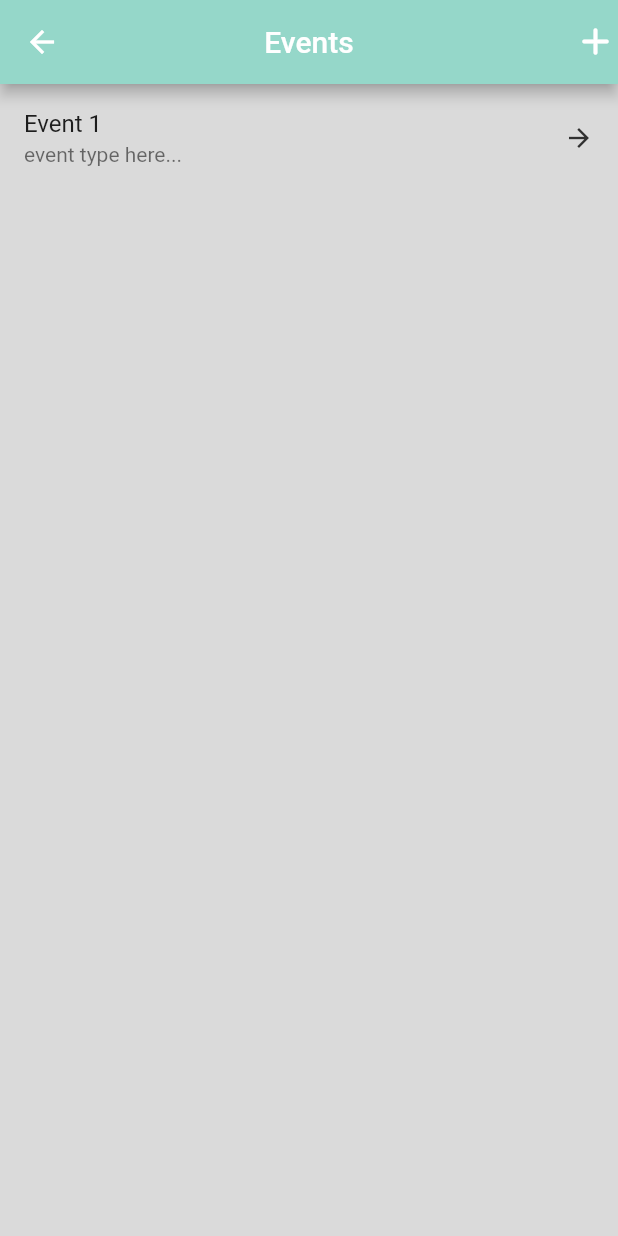
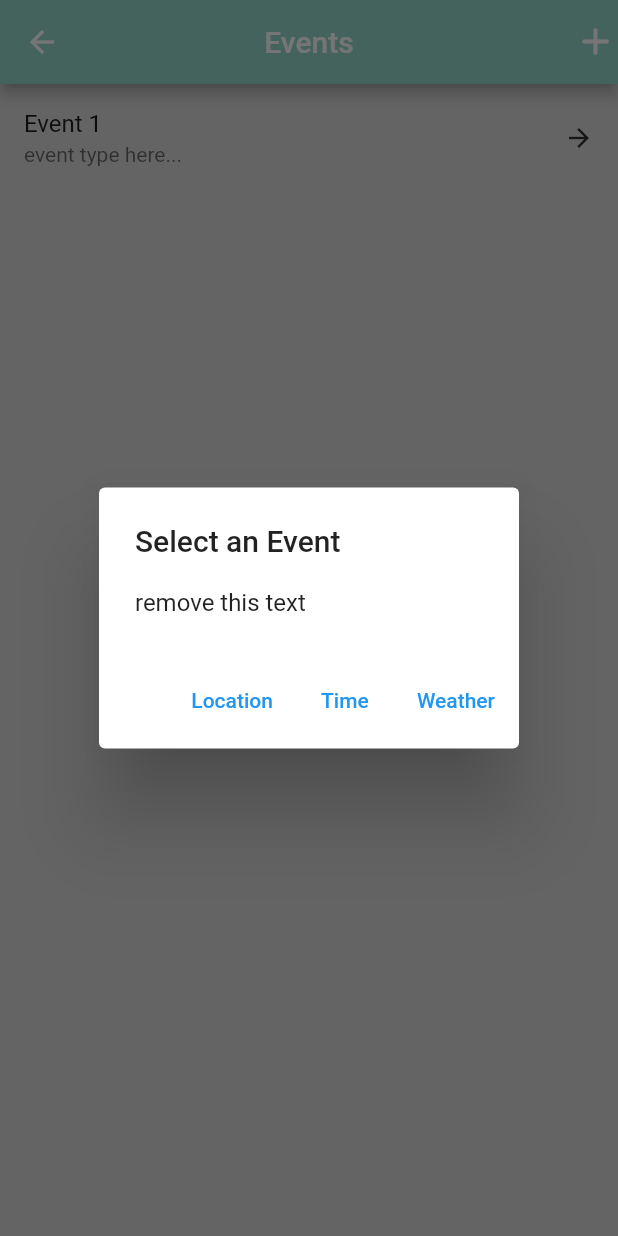
Before and after one commit to MartinDampier/Sound_Trek, a Flutter app: the EventsPage screen opened directly, after a tap on the "add" icon, on a phone screen of 412 x 824 dp. Run offline on Flutter 3.47's test engine with Material 2 defaults, Android fonts, the phone set to English and light mode, and no system bars; drawn by our look-alikes of flutter_slidable; our stand-ins replace google_maps_flutter, location.

Commit message:
Added AlertDialog for event Creation.

```diff
--- a/lib/screens/event_view.dart
+++ b/lib/screens/event_view.dart
@@ -10,15 +10,15 @@ class EventsPage extends StatelessWidget {
     return Scaffold(
       key: _scaffoldKey,
       appBar: AppBar(
-        backgroundColor: Color.fromARGB(255, 149, 215, 201),
+        backgroundColor: const Color.fromARGB(255, 149, 215, 201),
         // automaticallyImplyLeading: true,
-        title: Text('Events'),
+        title: const Text('Events'),
         actions: [
           Align(
             alignment: AlignmentDirectional(0, -0.05),
             child: GestureDetector(
-              onTap: () {},
-              child: Icon(
+              onTap: () { showEventSelector(context); },
+              child: const Icon(
                 Icons.add_rounded,
                 color: Colors.white,
                 size: 30,
@@ -76,4 +76,36 @@ class EventsPage extends StatelessWidget {
 
   }
 
+  void showEventSelector(BuildContext context) {
+    Widget locationButton = TextButton(
+      child: Text("Location"),
+      onPressed:() {},
+    );
+
+    Widget timeButton = TextButton(
+      child: Text("Time"),
+      onPressed:() {},
+    );
+
+    Widget weatherButton = TextButton(
+      child: Text("Weather"),
+      onPressed:() {},
+    );
+
+    AlertDialog alert = AlertDialog(
+      title: Text("Select an Event"),
+      content: Text("remove this text"),
+      actions: [
+        locationButton,
+        timeButton,
+        weatherButton,
+      ],
+    );
+    showDialog(
+      context: context,
+      builder: (BuildContext context) {
+        return alert;
+      },
+    );
+  }
 }
```
Also changed, not shown: lib/main.dart (+14 -14 lines).
